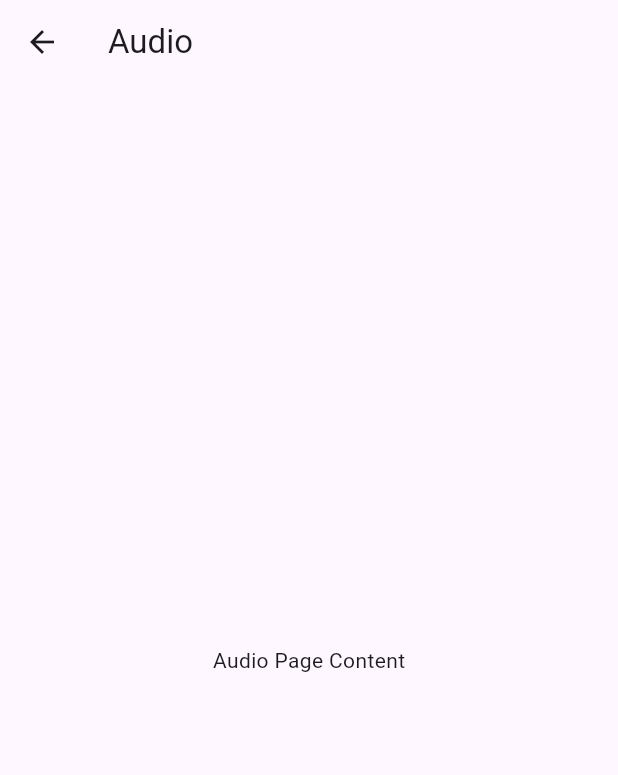
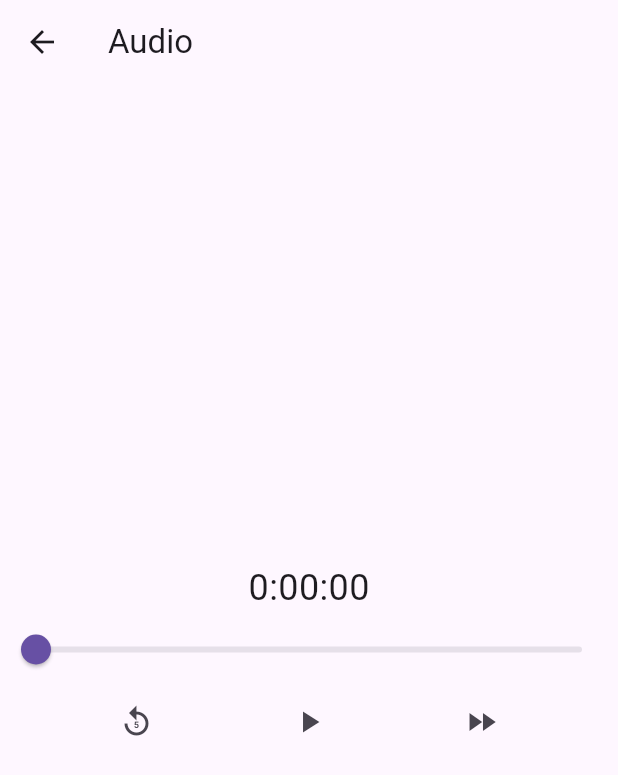
Before and after one commit to NafisRayan/FlutterWorks, a Flutter app: the screen it shows after launch, in the side drawer, after a tap on "Audio", on a phone screen of 412 x 824 dp. Shown: the top 775 px of the screen. Run offline on Flutter 3.47's test engine with Material 3 defaults, Android fonts, the phone set to English and light mode, and no system bars; our stand-ins replace audioplayers, battery, cached_network_image, pinch_zoom, video_player; missing offline and left inert: flutter_broadcasts; network calls fail.

Commit message:
audio not working... :")

```diff
--- a/hot_player/lib/pages/audio_page.dart
+++ b/hot_player/lib/pages/audio_page.dart
@@ -1,7 +1,56 @@
 import 'package:flutter/material.dart';
+import 'package:audioplayers/audioplayers.dart';
 
-class AudioPage extends StatelessWidget {
+class AudioPage extends StatefulWidget {
   const AudioPage({Key? key}) : super(key: key);
+
+  @override
+  _AudioPageState createState() => _AudioPageState();
+}
+
+class _AudioPageState extends State<AudioPage> {
+  late AudioPlayer _audioPlayer;
+  bool _isPlaying = false;
+  Duration _duration = Duration.zero;
+  Duration _position = Duration.zero;
+
+  @override
+  void initState() {
+    super.initState();
+    _audioPlayer = AudioPlayer();
+    _audioPlayer.setSourceUrl('2.mp3');
+    _audioPlayer.onDurationChanged.listen((duration) {
+      setState(() {
+        _duration = duration;
+      });
+    });
+    _audioPlayer.onPositionChanged.listen((position) {
+      setState(() {
+        _position = position;
+      });
+    });
+  }
+
+  @override
+  void dispose() {
+    _audioPlayer.dispose();
+    super.dispose();
+  }
+
+  void _togglePlayback() {
+    setState(() {
+      _isPlaying = !_isPlaying;
+    });
+    if (_isPlaying) {
+      _audioPlayer.resume();
+    } else {
+      _audioPlayer.pause();
+    }
+  }
+
+  void _seek(Duration position) {
+    _audioPlayer.seek(position);
+  }
 
   @override
   Widget build(BuildContext context) {
@@ -10,7 +59,44 @@ class AudioPage extends StatelessWidget {
         title: Text('Audio'),
       ),
       body: Center(
-        child: Text('Audio Page Content'),
+        child: Column(
+          mainAxisAlignment: MainAxisAlignment.center,
+          children: [
+            Text(
+              _position.toString().split('.').first,
+              style: TextStyle(fontSize: 24),
+            ),
+            Slider(
+              value: _position.inSeconds.toDouble(),
+              min: 0,
+              max: _duration.inSeconds.toDouble(),
+              onChanged: (value) {
+                _seek(Duration(seconds: value.toInt()));
+              },
+            ),
+            Row(
+              mainAxisAlignment: MainAxisAlignment.spaceEvenly,
+              children: [
+                IconButton(
+                  icon: Icon(Icons.replay_5),
+                  onPressed: () {
+                    _seek(Duration(seconds: _position.inSeconds - 5));
+                  },
+                ),
+                IconButton(
+                  icon: _isPlaying ? Icon(Icons.pause) : Icon(Icons.play_arrow),
+                  onPressed: _togglePlayback,
+                ),
+                IconButton(
+                  icon: Icon(Icons.fast_forward),
+                  onPressed: () {
+                    _seek(Duration(seconds: _position.inSeconds + 5));
+                  },
+                ),
+              ],
+            ),
+          ],
+        ),
       ),
     );
   }
--- a/hot_player/pubspec.yaml
+++ b/hot_player/pubspec.yaml
@@ -15,6 +15,7 @@ dependencies:
   battery: any
   flutter_broadcasts: any
   video_player: any
+  audioplayers: any
 
 dev_dependencies:
   flutter_test:
```
Also changed, not shown: hot_player/lib/pages/temp.txt (added, +95 -0 lines), hot_player/pubspec.lock, 6 other files.
